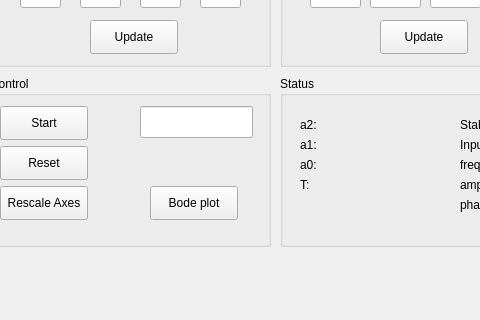
The window that mainwindow.ui (SP2FET/MMM) describes before a commit, drawn with Qt 5; both pictures show x 690 to 1170 and y 111 to 431 of the 1325 by 576 pixel window.
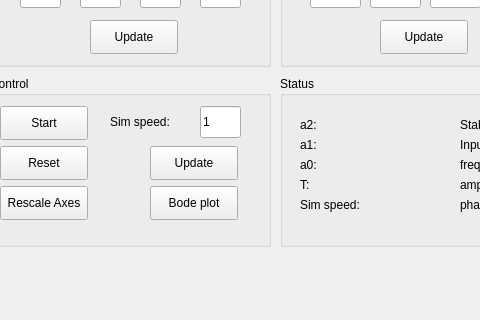
The same window after the commit. Custom widgets are drawn as their Qt base class.

Patch:
```diff
--- a/mainwindow.ui
+++ b/mainwindow.ui
@@ -363,12 +363,15 @@
     <widget class="QLineEdit" name="lineEdit">
      <property name="geometry">
       <rect>
-       <x>150</x>
+       <x>210</x>
        <y>30</y>
-       <width>113</width>
+       <width>41</width>
        <height>32</height>
       </rect>
      </property>
+     <property name="text">
+      <string>1</string>
+     </property>
     </widget>
     <widget class="QPushButton" name="bodeButton">
      <property name="geometry">
@@ -383,6 +386,32 @@
       <string>Bode plot</string>
      </property>
     </widget>
+    <widget class="QPushButton" name="updateSpeedButton">
+     <property name="geometry">
+      <rect>
+       <x>160</x>
+       <y>70</y>
+       <width>88</width>
+       <height>34</height>
+      </rect>
+     </property>
+     <property name="text">
+      <string>Update</string>
+     </property>
+    </widget>
+    <widget class="QLabel" name="label_8">
+     <property name="geometry">
+      <rect>
+       <x>120</x>
+       <y>30</y>
+       <width>71</width>
+       <height>31</height>
+      </rect>
+     </property>
+     <property name="text">
+      <string>Sim speed:</string>
+     </property>
+    </widget>
    </widget>
    <widget class="QGroupBox" name="statusBox">
     <property name="geometry">
@@ -633,6 +662,32 @@
       <string/>
      </property>
     </widget>
+    <widget class="QLabel" name="label_9">
+     <property name="geometry">
+      <rect>
+       <x>20</x>
+       <y>120</y>
+       <width>71</width>
+       <height>18</height>
+      </rect>
+     </property>
+     <property name="text">
+      <string>Sim speed:</string>
+     </property>
+    </widget>
+    <widget class="QLabel" name="simSpeedLabel">
+     <property name="geometry">
+      <rect>
+       <x>90</x>
+       <y>120</y>
+       <width>58</width>
+       <height>18</height>
+      </rect>
+     </property>
+     <property name="text">
+      <string/>
+     </property>
+    </widget>
    </widget>
   </widget>
   <widget class="QMenuBar" name="menuBar">
```
Left out of the diff: 2 changed lines with no effect on the pictures.
